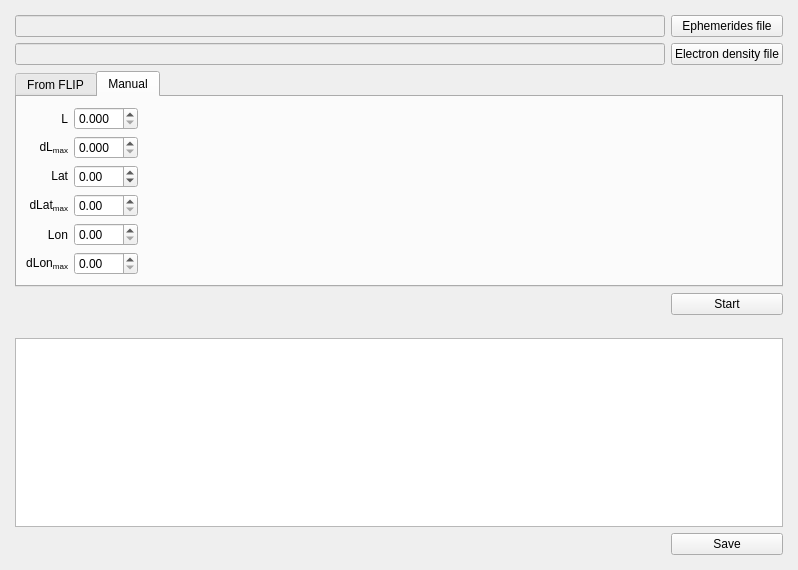
This is ui/MainWnd.ui in Albom/RBSP_Pass as Qt 5 draws it before an edit. The edited form follows.
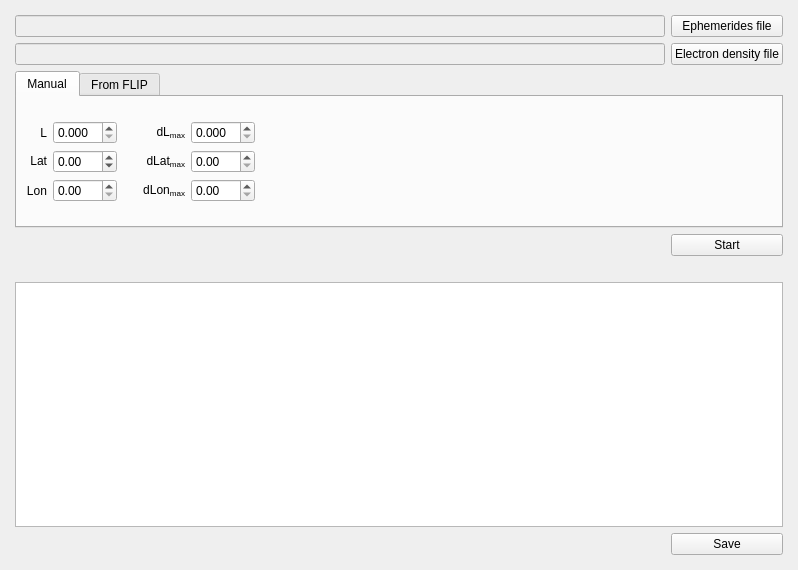
This is the edited form. The open tabs and pages were chosen to show the change.

The edit to the form file:
```diff
--- a/ui/MainWnd.ui
+++ b/ui/MainWnd.ui
@@ -152,6 +152,229 @@
         <property name="currentIndex">
          <number>0</number>
         </property>
+        <widget class="QWidget" name="tab_2">
+         <attribute name="title">
+          <string>Manual</string>
+         </attribute>
+         <layout class="QGridLayout" name="gridLayout_6">
+          <item row="0" column="0">
+           <layout class="QGridLayout" name="gridLayout_4">
+            <item row="0" column="0">
+             <widget class="QLabel" name="label_2">
+              <property name="text">
+               <string>L</string>
+              </property>
+              <property name="alignment">
+               <set>Qt::AlignRight|Qt::AlignTrailing|Qt::AlignVCenter</set>
+              </property>
+             </widget>
+            </item>
+            <item row="2" column="0">
+             <widget class="QLabel" name="label_5">
+              <property name="text">
+               <string>Lon</string>
+              </property>
+              <property name="alignment">
+               <set>Qt::AlignRight|Qt::AlignTrailing|Qt::AlignVCenter</set>
+              </property>
+             </widget>
+            </item>
+            <item row="1" column="0">
+             <widget class="QLabel" name="label_3">
+              <property name="text">
+               <string>&lt;html&gt;&lt;head/&gt;&lt;body&gt;&lt;p&gt;Lat&lt;/p&gt;&lt;/body&gt;&lt;/html&gt;</string>
+              </property>
+              <property name="alignment">
+               <set>Qt::AlignRight|Qt::AlignTrailing|Qt::AlignVCenter</set>
+              </property>
+             </widget>
+            </item>
+            <item row="1" column="1">
+             <widget class="QDoubleSpinBox" name="latSpinBox">
+              <property name="enabled">
+               <bool>true</bool>
+              </property>
+              <property name="sizePolicy">
+               <sizepolicy hsizetype="Preferred" vsizetype="Fixed">
+                <horstretch>0</horstretch>
+                <verstretch>0</verstretch>
+               </sizepolicy>
+              </property>
+              <property name="toolTip">
+               <string>Latitude, deg.</string>
+              </property>
+              <property name="minimum">
+               <double>-90.000000000000000</double>
+              </property>
+              <property name="maximum">
+               <double>90.000000000000000</double>
+              </property>
+             </widget>
+            </item>
+            <item row="2" column="1">
+             <widget class="QDoubleSpinBox" name="lonSpinBox">
+              <property name="enabled">
+               <bool>true</bool>
+              </property>
+              <property name="sizePolicy">
+               <sizepolicy hsizetype="Preferred" vsizetype="Fixed">
+                <horstretch>0</horstretch>
+                <verstretch>0</verstretch>
+               </sizepolicy>
+              </property>
+              <property name="toolTip">
+               <string>Longitude, deg.</string>
+              </property>
+              <property name="maximum">
+               <double>359.990000000000009</double>
+              </property>
+             </widget>
+            </item>
+            <item row="0" column="1">
+             <widget class="QDoubleSpinBox" name="shellSpinBox">
+              <property name="enabled">
+               <bool>true</bool>
+              </property>
+              <property name="sizePolicy">
+               <sizepolicy hsizetype="Preferred" vsizetype="Fixed">
+                <horstretch>0</horstretch>
+                <verstretch>0</verstretch>
+               </sizepolicy>
+              </property>
+              <property name="toolTip">
+               <string>L-shell</string>
+              </property>
+              <property name="decimals">
+               <number>3</number>
+              </property>
+              <property name="maximum">
+               <double>10.000000000000000</double>
+              </property>
+             </widget>
+            </item>
+            <item row="0" column="3">
+             <widget class="QLabel" name="label">
+              <property name="text">
+               <string>dL&lt;sub&gt;max&lt;/sub&gt;</string>
+              </property>
+              <property name="alignment">
+               <set>Qt::AlignRight|Qt::AlignTrailing|Qt::AlignVCenter</set>
+              </property>
+             </widget>
+            </item>
+            <item row="1" column="4">
+             <widget class="QDoubleSpinBox" name="dLatSpinBox_2">
+              <property name="sizePolicy">
+               <sizepolicy hsizetype="Preferred" vsizetype="Fixed">
+                <horstretch>0</horstretch>
+                <verstretch>0</verstretch>
+               </sizepolicy>
+              </property>
+              <property name="toolTip">
+               <string>Latitude tolerance, deg.</string>
+              </property>
+              <property name="minimum">
+               <double>0.000000000000000</double>
+              </property>
+              <property name="maximum">
+               <double>90.000000000000000</double>
+              </property>
+             </widget>
+            </item>
+            <item row="0" column="4">
+             <widget class="QDoubleSpinBox" name="dShellSpinBox">
+              <property name="enabled">
+               <bool>true</bool>
+              </property>
+              <property name="sizePolicy">
+               <sizepolicy hsizetype="Preferred" vsizetype="Fixed">
+                <horstretch>0</horstretch>
+                <verstretch>0</verstretch>
+               </sizepolicy>
+              </property>
+              <property name="toolTip">
+               <string>L-shell tolerance</string>
+              </property>
+              <property name="decimals">
+               <number>3</number>
+              </property>
+              <property name="maximum">
+               <double>2.000000000000000</double>
+              </property>
+              <property name="singleStep">
+               <double>0.100000000000000</double>
+              </property>
+             </widget>
+            </item>
+            <item row="1" column="3">
+             <widget class="QLabel" name="label_8">
+              <property name="text">
+               <string>&lt;html&gt;&lt;head/&gt;&lt;body&gt;&lt;p&gt;dLat&lt;span style=&quot; vertical-align:sub;&quot;&gt;max&lt;/span&gt;&lt;/p&gt;&lt;/body&gt;&lt;/html&gt;</string>
+              </property>
+              <property name="alignment">
+               <set>Qt::AlignRight|Qt::AlignTrailing|Qt::AlignVCenter</set>
+              </property>
+             </widget>
+            </item>
+            <item row="2" column="3">
+             <widget class="QLabel" name="label_9">
+              <property name="text">
+               <string>dLon&lt;sub&gt;max&lt;/sub&gt;</string>
+              </property>
+              <property name="alignment">
+               <set>Qt::AlignRight|Qt::AlignTrailing|Qt::AlignVCenter</set>
+              </property>
+             </widget>
+            </item>
+            <item row="2" column="4">
+             <widget class="QDoubleSpinBox" name="dLonSpinBox_2">
+              <property name="sizePolicy">
+               <sizepolicy hsizetype="Preferred" vsizetype="Fixed">
+                <horstretch>0</horstretch>
+                <verstretch>0</verstretch>
+               </sizepolicy>
+              </property>
+              <property name="toolTip">
+               <string>Longitude tolerance, deg.</string>
+              </property>
+              <property name="maximum">
+               <double>180.000000000000000</double>
+              </property>
+             </widget>
+            </item>
+            <item row="1" column="2">
+             <spacer name="horizontalSpacer_3">
+              <property name="orientation">
+               <enum>Qt::Horizontal</enum>
+              </property>
+              <property name="sizeType">
+               <enum>QSizePolicy::Minimum</enum>
+              </property>
+              <property name="sizeHint" stdset="0">
+               <size>
+                <width>20</width>
+                <height>20</height>
+               </size>
+              </property>
+             </spacer>
+            </item>
+           </layout>
+          </item>
+          <item row="0" column="2">
+           <spacer name="horizontalSpacer_2">
+            <property name="orientation">
+             <enum>Qt::Horizontal</enum>
+            </property>
+            <property name="sizeHint" stdset="0">
+             <size>
+              <width>40</width>
+              <height>20</height>
+             </size>
+            </property>
+           </spacer>
+          </item>
+         </layout>
+        </widget>
         <widget class="QWidget" name="tab">
          <attribute name="title">
           <string>From FLIP</string>
@@ -283,195 +506,6 @@
           </item>
          </layout>
         </widget>
-        <widget class="QWidget" name="tab_2">
-         <attribute name="title">
-          <string>Manual</string>
-         </attribute>
-         <layout class="QGridLayout" name="gridLayout_6">
-          <item row="0" column="0">
-           <layout class="QGridLayout" name="gridLayout_4">
-            <item row="3" column="0">
-             <widget class="QLabel" name="label_8">
-              <property name="text">
-               <string>&lt;html&gt;&lt;head/&gt;&lt;body&gt;&lt;p&gt;dLat&lt;span style=&quot; vertical-align:sub;&quot;&gt;max&lt;/span&gt;&lt;/p&gt;&lt;/body&gt;&lt;/html&gt;</string>
-              </property>
-              <property name="alignment">
-               <set>Qt::AlignRight|Qt::AlignTrailing|Qt::AlignVCenter</set>
-              </property>
-             </widget>
-            </item>
-            <item row="3" column="1">
-             <widget class="QDoubleSpinBox" name="dLatSpinBox_2">
-              <property name="sizePolicy">
-               <sizepolicy hsizetype="Preferred" vsizetype="Fixed">
-                <horstretch>0</horstretch>
-                <verstretch>0</verstretch>
-               </sizepolicy>
-              </property>
-              <property name="minimum">
-               <double>0.000000000000000</double>
-              </property>
-              <property name="maximum">
-               <double>90.000000000000000</double>
-              </property>
-             </widget>
-            </item>
-            <item row="2" column="1">
-             <widget class="QDoubleSpinBox" name="latSpinBox">
-              <property name="enabled">
-               <bool>true</bool>
-              </property>
-              <property name="sizePolicy">
-               <sizepolicy hsizetype="Preferred" vsizetype="Fixed">
-                <horstretch>0</horstretch>
-                <verstretch>0</verstretch>
-               </sizepolicy>
-              </property>
-              <property name="minimum">
-               <double>-90.000000000000000</double>
-              </property>
-              <property name="maximum">
-               <double>90.000000000000000</double>
-              </property>
-             </widget>
-            </item>
-            <item row="0" column="0">
-             <widget class="QLabel" name="label_2">
-              <property name="text">
-               <string>L</string>
-              </property>
-              <property name="alignment">
-               <set>Qt::AlignRight|Qt::AlignTrailing|Qt::AlignVCenter</set>
-              </property>
-             </widget>
-            </item>
-            <item row="1" column="1">
-             <widget class="QDoubleSpinBox" name="dShellSpinBox">
-              <property name="enabled">
-               <bool>true</bool>
-              </property>
-              <property name="sizePolicy">
-               <sizepolicy hsizetype="Preferred" vsizetype="Fixed">
-                <horstretch>0</horstretch>
-                <verstretch>0</verstretch>
-               </sizepolicy>
-              </property>
-              <property name="decimals">
-               <number>3</number>
-              </property>
-              <property name="maximum">
-               <double>2.000000000000000</double>
-              </property>
-              <property name="singleStep">
-               <double>0.100000000000000</double>
-              </property>
-             </widget>
-            </item>
-            <item row="4" column="0">
-             <widget class="QLabel" name="label_5">
-              <property name="text">
-               <string>Lon</string>
-              </property>
-              <property name="alignment">
-               <set>Qt::AlignRight|Qt::AlignTrailing|Qt::AlignVCenter</set>
-              </property>
-             </widget>
-            </item>
-            <item row="1" column="0">
-             <widget class="QLabel" name="label">
-              <property name="text">
-               <string>dL&lt;sub&gt;max&lt;/sub&gt;</string>
-              </property>
-              <property name="alignment">
-               <set>Qt::AlignRight|Qt::AlignTrailing|Qt::AlignVCenter</set>
-              </property>
-             </widget>
-            </item>
-            <item row="0" column="1">
-             <widget class="QDoubleSpinBox" name="shellSpinBox">
-              <property name="enabled">
-               <bool>true</bool>
-              </property>
-              <property name="sizePolicy">
-               <sizepolicy hsizetype="Preferred" vsizetype="Fixed">
-                <horstretch>0</horstretch>
-                <verstretch>0</verstretch>
-               </sizepolicy>
-              </property>
-              <property name="decimals">
-               <number>3</number>
-              </property>
-              <property name="maximum">
-               <double>10.000000000000000</double>
-              </property>
-             </widget>
-            </item>
-            <item row="4" column="1">
-             <widget class="QDoubleSpinBox" name="lonSpinBox">
-              <property name="enabled">
-               <bool>true</bool>
-              </property>
-              <property name="sizePolicy">
-               <sizepolicy hsizetype="Preferred" vsizetype="Fixed">
-                <horstretch>0</horstretch>
-                <verstretch>0</verstretch>
-               </sizepolicy>
-              </property>
-              <property name="maximum">
-               <double>359.990000000000009</double>
-              </property>
-             </widget>
-            </item>
-            <item row="2" column="0">
-             <widget class="QLabel" name="label_3">
-              <property name="text">
-               <string>&lt;html&gt;&lt;head/&gt;&lt;body&gt;&lt;p&gt;Lat&lt;/p&gt;&lt;/body&gt;&lt;/html&gt;</string>
-              </property>
-              <property name="alignment">
-               <set>Qt::AlignRight|Qt::AlignTrailing|Qt::AlignVCenter</set>
-              </property>
-             </widget>
-            </item>
-            <item row="5" column="0">
-             <widget class="QLabel" name="label_9">
-              <property name="text">
-               <string>dLon&lt;sub&gt;max&lt;/sub&gt;</string>
-              </property>
-              <property name="alignment">
-               <set>Qt::AlignRight|Qt::AlignTrailing|Qt::AlignVCenter</set>
-              </property>
-             </widget>
-            </item>
-            <item row="5" column="1">
-             <widget class="QDoubleSpinBox" name="dLonSpinBox_2">
-              <property name="sizePolicy">
-               <sizepolicy hsizetype="Preferred" vsizetype="Fixed">
-                <horstretch>0</horstretch>
-                <verstretch>0</verstretch>
-               </sizepolicy>
-              </property>
-              <property name="maximum">
-               <double>180.000000000000000</double>
-              </property>
-             </widget>
-            </item>
-           </layout>
-          </item>
-          <item row="0" column="1">
-           <spacer name="horizontalSpacer_2">
-            <property name="orientation">
-             <enum>Qt::Horizontal</enum>
-            </property>
-            <property name="sizeHint" stdset="0">
-             <size>
-              <width>40</width>
-              <height>20</height>
-             </size>
-            </property>
-           </spacer>
-          </item>
-         </layout>
-        </widget>
        </widget>
       </item>
       <item row="6" column="2">
```
Left out of the diff: 12 changed lines with no effect on the pictures.
